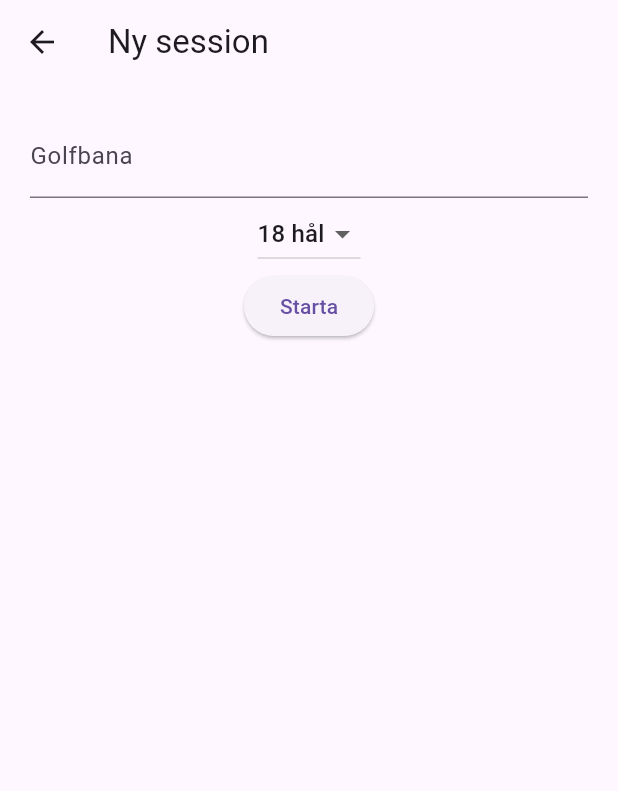
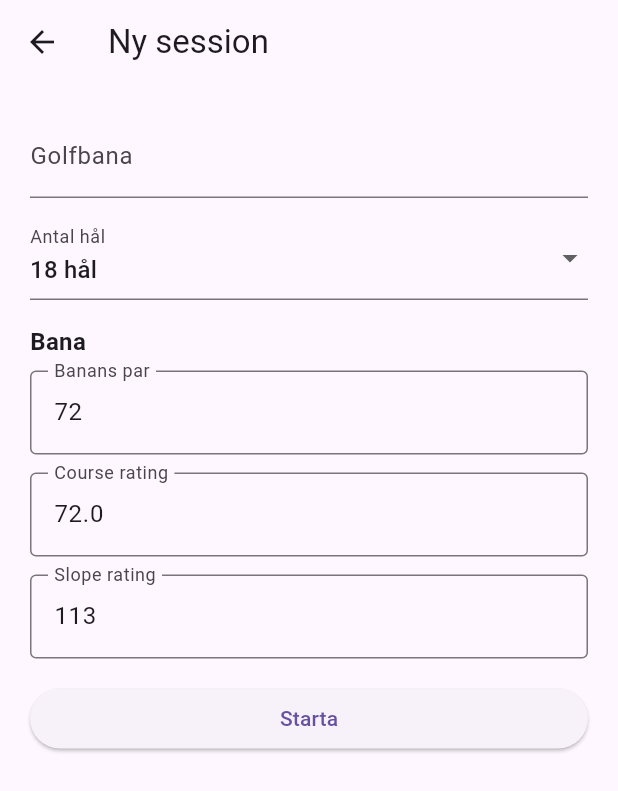
Before and after one commit to sucramdev/mycaddie, a Flutter app: the screen it shows after launch, after a tap on "Starta ny session", on a phone screen of 412 x 824 dp. Shown: the top 791 px of the screen. Run offline on Flutter 3.47's test engine with Material 3 defaults, Android fonts, the phone set to English and light mode, and no system bars; our stand-ins replace geolocator, google_maps_flutter, shared_preferences.

Commit message:
Lade till model för course. När man startar ny session måste man också fylla i course rating, slope rating och banans par så att poängen kan bli rätt uträknat så småningom

```diff
--- /dev/null
+++ b/lib/models/course.dart
@@ -0,0 +1,15 @@
+class Course {
+  final String name;
+  final int coursePar;              // total par (t.ex. 72)
+  final double courseRating;  // t.ex. 71.8
+  final int slopeRating;      // t.ex. 128
+
+  Course({
+    required this.name,
+    required this.coursePar,
+    required this.courseRating,
+    required this.slopeRating,
+  });
+
+
+}
--- a/lib/models/session.dart
+++ b/lib/models/session.dart
@@ -1,8 +1,9 @@
 import 'hole.dart';
 import 'hole_score.dart';
+import 'course.dart';
 
 class Session {
-  final String courseName;
+  final Course course;
   final DateTime startedAt;
   final List<Hole> holes;
   final List<HoleScore> scores;
@@ -10,7 +11,7 @@ class Session {
   int currentHoleIndex = 0;
 
   Session({
-    required this.courseName,
+    required this.course,
     required this.holes,
   })  : startedAt = DateTime.now(),
         scores = holes
--- a/lib/views/home_screen.dart
+++ b/lib/views/home_screen.dart
@@ -23,7 +23,7 @@ class HomeScreen extends StatelessWidget {
               child: ListTile(
                 leading: const Icon(Icons.play_arrow),
                 title: Text("Fortsätt session"),
-                subtitle: Text("${currentSession.courseName} • Hål ${currentSession.currentHole.number}"),
+                subtitle: Text("${currentSession.course.name} • Hål ${currentSession.currentHole.number}"),
                 trailing: const Icon(Icons.chevron_right),
                 onTap: () {
                   Navigator.push(
@@ -64,7 +64,7 @@ class HomeScreen extends StatelessWidget {
               return Card(
                 child: ListTile(
                   leading: const Icon(Icons.golf_course),
-                  title: Text(s.courseName),
+                  title: Text(s.course.name),
                   subtitle: Text(
                     "${s.holes.length} hål • "
                         "${s.startedAt.toLocal().toString().substring(0, 16)}",
--- a/lib/views/map_screen.dart
+++ b/lib/views/map_screen.dart
@@ -69,7 +69,7 @@ class _MapScreenState extends State<MapScreen> {
         title: Text(
           session == null
               ? "Caddie Map"
-              : "${session.courseName} • Hål ${session.currentHole.number}",
+              : "${session.course.name} • Hål ${session.currentHole.number}",
         ),
       ),
       body: Stack(
--- a/lib/views/scorecard_screen.dart
+++ b/lib/views/scorecard_screen.dart
@@ -14,7 +14,7 @@ class ScorecardScreen extends StatelessWidget {
       body: ListView(
         children: history.map((s) {
           return ListTile(
-            title: Text(s.courseName),
+            title: Text(s.course.name),
             subtitle: Text(
               "Hål: ${s.holes.length} • ${s.startedAt}",
             ),
--- a/lib/views/start_session_screen.dart
+++ b/lib/views/start_session_screen.dart
@@ -12,8 +12,75 @@ class StartSessionScreen extends StatefulWidget {
 }
 
 class _StartSessionScreenState extends State<StartSessionScreen> {
-  final _controller = TextEditingController();
+  final _courseNameController = TextEditingController();
+
+  // NEW: controllers for course data
+  final _courseParController = TextEditingController(text: "72");
+  final _courseRatingController = TextEditingController(text: "72.0");
+  final _slopeRatingController = TextEditingController(text: "113");
+
   int holes = 18;
+
+  @override
+  void dispose() {
+    _courseNameController.dispose();
+    _courseParController.dispose();
+    _courseRatingController.dispose();
+    _slopeRatingController.dispose();
+    super.dispose();
+  }
+
+  void _start() {
+    final courseName = _courseNameController.text.trim();
+
+    final coursePar = int.tryParse(_courseParController.text.trim());
+    final courseRating = double.tryParse(
+      _courseRatingController.text.trim().replaceAll(',', '.'),
+    );
+    final slopeRating = int.tryParse(_slopeRatingController.text.trim());
+
+    // Basic validation
+    if (courseName.isEmpty) {
+      ScaffoldMessenger.of(context).showSnackBar(
+        const SnackBar(content: Text("Ange golfbana.")),
+      );
+      return;
+    }
+    if (coursePar == null || coursePar <= 0) {
+      ScaffoldMessenger.of(context).showSnackBar(
+        const SnackBar(content: Text("Ange giltigt banpar (t.ex. 72).")),
+      );
+      return;
+    }
+    if (courseRating == null || courseRating <= 0) {
+      ScaffoldMessenger.of(context).showSnackBar(
+        const SnackBar(content: Text("Ange giltig course rating (t.ex. 72.0).")),
+      );
+      return;
+    }
+    if (slopeRating == null || slopeRating <= 0) {
+      ScaffoldMessenger.of(context).showSnackBar(
+        const SnackBar(content: Text("Ange giltig slope rating (t.ex. 113).")),
+      );
+      return;
+    }
+
+    final mapVm = context.read<MapViewModel>();
+    mapVm.resetForNewSession();
+
+    context.read<SessionViewModel>().startSession(
+      courseName: courseName,
+      holesCount: holes,
+      coursePar: coursePar,
+      courseRating: courseRating,
+      slopeRating: slopeRating,
+    );
+
+    Navigator.pushReplacement(
+      context,
+      MaterialPageRoute(builder: (_) => const MapScreen()),
+    );
+  }
 
   @override
   Widget build(BuildContext context) {
@@ -21,36 +88,67 @@ class _StartSessionScreenState extends State<StartSessionScreen> {
       appBar: AppBar(title: const Text("Ny session")),
       body: Padding(
         padding: const EdgeInsets.all(20),
-        child: Column(
+        child: ListView(
           children: [
             TextField(
-              controller: _controller,
+              controller: _courseNameController,
               decoration: const InputDecoration(labelText: "Golfbana"),
             ),
-            DropdownButton<int>(
+            const SizedBox(height: 12),
+
+            DropdownButtonFormField<int>(
               value: holes,
+              decoration: const InputDecoration(labelText: "Antal hål"),
               items: const [
                 DropdownMenuItem(value: 9, child: Text("9 hål")),
                 DropdownMenuItem(value: 18, child: Text("18 hål")),
               ],
-              onChanged: (v) => setState(() => holes = v!),
+              onChanged: (v) => setState(() => holes = v ?? 18),
             ),
+            const SizedBox(height: 16),
+
+            const Text(
+              "Bana",
+              style: TextStyle(fontSize: 16, fontWeight: FontWeight.bold),
+            ),
+            const SizedBox(height: 8),
+
+            TextField(
+              controller: _courseParController,
+              keyboardType: TextInputType.number,
+              decoration: const InputDecoration(
+                labelText: "Banans par",
+                hintText: "t.ex. 72",
+                border: OutlineInputBorder(),
+              ),
+            ),
+            const SizedBox(height: 12),
+
+            TextField(
+              controller: _courseRatingController,
+              keyboardType: const TextInputType.numberWithOptions(decimal: true),
+              decoration: const InputDecoration(
+                labelText: "Course rating",
+                hintText: "t.ex. 72.0",
+                border: OutlineInputBorder(),
+              ),
+            ),
+            const SizedBox(height: 12),
+
+            TextField(
+              controller: _slopeRatingController,
+              keyboardType: TextInputType.number,
+              decoration: const InputDecoration(
+                labelText: "Slope rating",
+                hintText: "t.ex. 113",
+                border: OutlineInputBorder(),
+              ),
+            ),
+            const SizedBox(height: 16),
+
             ElevatedButton(
+              onPressed: _start,
               child: const Text("Starta"),
-              onPressed: () {
-                final mapVm = context.read<MapViewModel>();
-
-                mapVm.resetForNewSession();
-
-                context.read<SessionViewModel>().startSession(
-                  courseName: _controller.text,
-                  holesCount: holes,
-                );
-                Navigator.pushReplacement(
-                  context,
-                  MaterialPageRoute(builder: (_) => const MapScreen()),
-                );
-              },
             ),
           ],
         ),
```
Also changed, not shown: lib/viewmodels/session_viewmodel.dart (+10 -1 lines).
